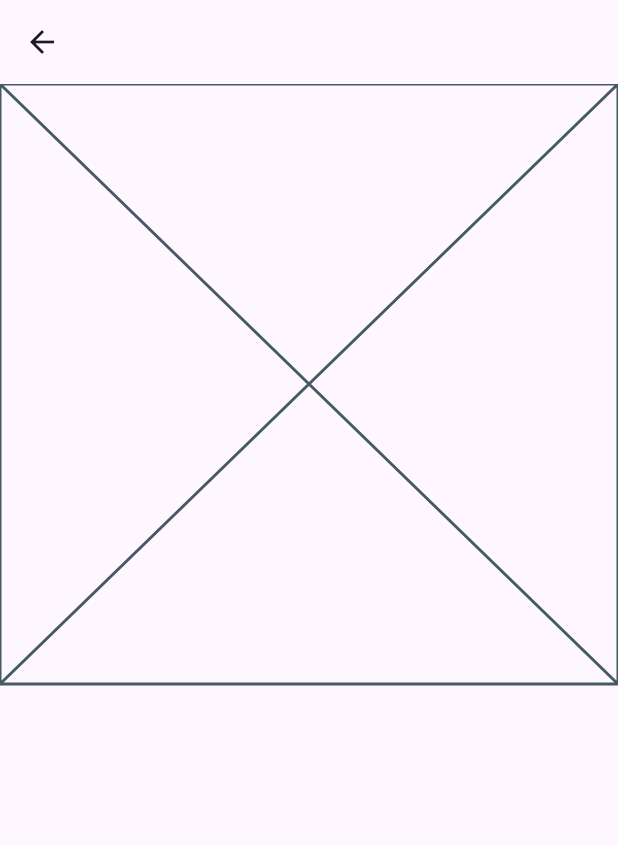
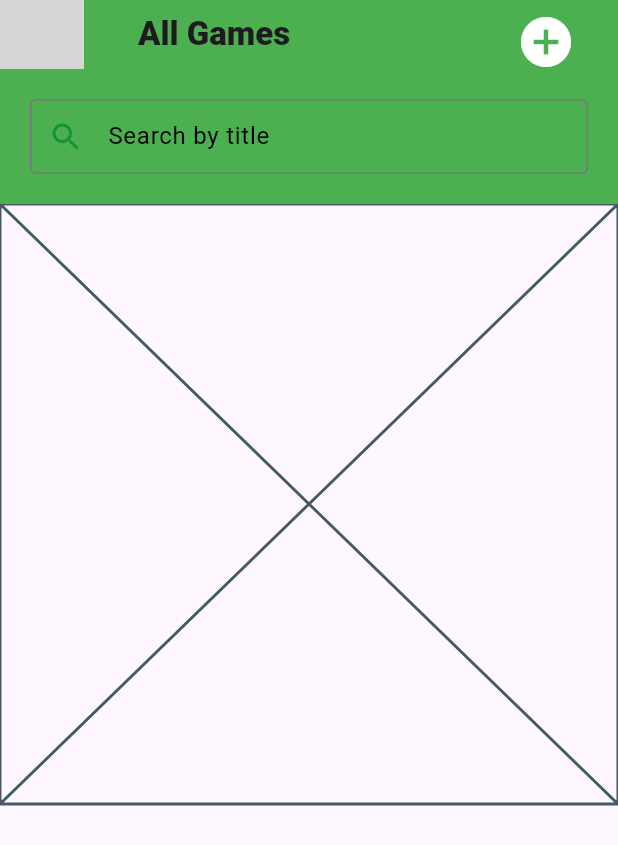
Before and after one commit to SyBorg00/badminton_app, a Flutter app: the GameList screen opened directly, on a phone screen of 412 x 824 dp. Shown: the top 845 px of the screen. Run offline on Flutter 3.47's test engine with Material 3 defaults, Android fonts, the light colour scheme and no system bars; grey boxes are pictures that could not be loaded.

Commit message:
changes with game_lst, as well as adding empty home widget

```diff
--- a/lib/game_list.dart
+++ b/lib/game_list.dart
@@ -11,6 +11,8 @@ class GameList extends StatefulWidget {
 }
 
 class _GameListState extends State<GameList> {
+  late FocusNode _focus;
+  final _searchGameController = TextEditingController();
   final List<Games> gameList = [
     Games(
       title: "Testing",
@@ -29,6 +31,14 @@ class _GameListState extends State<GameList> {
     ),
   ];
 
+  @override
+  void initState() {
+    super.initState();
+    _searchGameController.addListener(_onSearchGame);
+  }
+
+  List<Games> filteredGameList = [];
+
   void _addGame(Games games) {
     setState(() {
       gameList.add(games);
@@ -46,10 +56,88 @@ class _GameListState extends State<GameList> {
     );
   }
 
+  void _onSearchGame() {
+    final query = _searchGameController.text.toLowerCase();
+    setState(() {
+      filteredGameList = gameList.where((game) {
+        final title = game.title.toLowerCase();
+        return title.contains(query);
+      }).toList();
+    });
+  }
+
   @override
   Widget build(BuildContext context) {
     return Scaffold(
-      appBar: AppBar(),
+      appBar: AppBar(
+        backgroundColor: Colors.green,
+        leading: Image.asset('images/badminton_logo_white.png'),
+        title: const Padding(
+          padding: EdgeInsets.only(left: 20),
+          child: Text(
+            "All Games",
+            style: TextStyle(fontWeight: FontWeight.w900),
+          ),
+        ),
+        actions: [
+          Padding(
+            padding: const EdgeInsets.only(right: 20),
+            child: IconButton(
+              onPressed: _showAddGame,
+              icon: const Icon(
+                Icons.add_circle,
+                color: Color.fromARGB(255, 255, 255, 255),
+              ),
+              iconSize: 40,
+            ),
+          ),
+        ],
+        bottom: PreferredSize(
+          preferredSize: const Size.fromHeight(80),
+          child: Padding(
+            padding: const EdgeInsets.all(20),
+            child: SizedBox(
+              height: 50,
+              child: TextField(
+                controller: _searchGameController,
+                decoration: InputDecoration(
+                  border: const OutlineInputBorder(
+                    borderSide: BorderSide(color: Colors.black),
+                  ),
+                  label: const Text(
+                    "Search by title",
+                    style: TextStyle(color: Color.fromARGB(255, 0, 0, 0)),
+                  ),
+                  prefixIcon: const Icon(
+                    Icons.search,
+                    color: Color.fromARGB(255, 20, 148, 58),
+                  ),
+                  focusedBorder: const OutlineInputBorder(
+                    borderSide: BorderSide(
+                      color: Color.fromARGB(255, 57, 158, 37),
+                      width: 2,
+                    ),
+                  ),
+                  prefixIconColor: WidgetStateColor.resolveWith((states) {
+                    if (states.contains(WidgetState.focused)) {
+                      return const Color.fromARGB(255, 10, 165, 23);
+                    }
+                    return Colors.black;
+                  }),
+                  floatingLabelStyle: WidgetStateTextStyle.resolveWith((
+                    states,
+                  ) {
+                    if (states.contains(WidgetState.focused)) {
+                      return const TextStyle(color: Colors.green);
+                    }
+                    return const TextStyle(color: Colors.black);
+                  }),
+                ),
+              ),
+            ),
+          ),
+        ),
+      ),
       body: Center(
         child: gameList.isEmpty
             ? const Text("No games listed yet")
--- /dev/null
+++ b/lib/widgets/home.dart
@@ -0,0 +1,15 @@
+import 'package:flutter/material.dart';
+
+class Home extends StatefulWidget {
+  const Home({super.key});
+
+  @override
+  State<Home> createState() => _HomeState();
+}
+
+class _HomeState extends State<Home> {
+  @override
+  Widget build(BuildContext context) {
+    return const Placeholder();
+  }
+}
```
